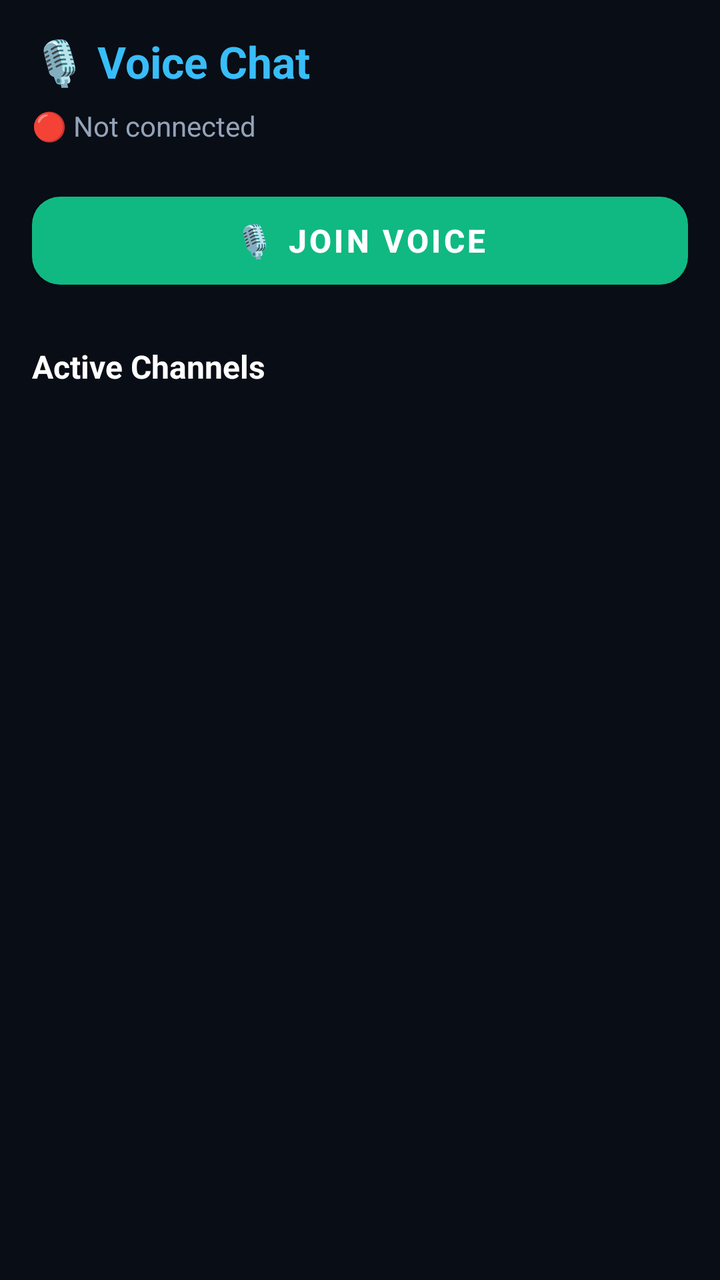
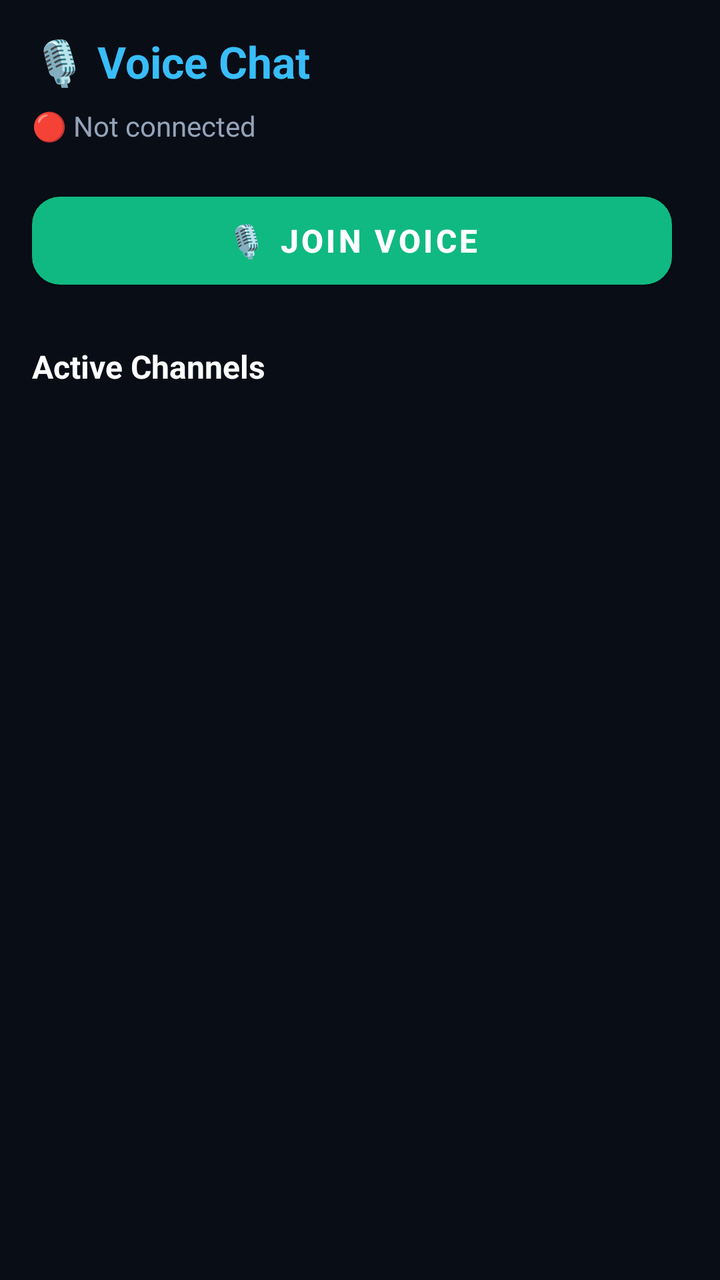

Compare the two renders of this Android layout. The source of the first and the diff that turns it into the second are given below.
<!-- AndroidManifest.xml: activity theme Theme.ZeroStress -->
<!-- res/layout/activity_voice.xml -->
<?xml version="1.0" encoding="utf-8"?>
<LinearLayout xmlns:android="http://schemas.android.com/apk/res/android"
    xmlns:app="http://schemas.android.com/apk/res-auto"
    android:layout_width="match_parent"
    android:layout_height="match_parent"
    android:orientation="vertical"
    android:background="#090d16"
    android:padding="16dp">

    <TextView
        android:layout_width="wrap_content"
        android:layout_height="wrap_content"
        android:text="🎙️ Voice Chat"
        android:textColor="#38bdf8"
        android:textSize="22sp"
        android:textStyle="bold" />

    <TextView
        android:id="@+id/tvVoiceStatus"
        android:layout_width="wrap_content"
        android:layout_height="wrap_content"
        android:text="🔴 Not connected"
        android:textColor="#94a3b8"
        android:textSize="14sp"
        android:layout_marginTop="8dp" />

    <com.google.android.material.button.MaterialButton
        android:id="@+id/btnJoinLeave"
        android:layout_width="match_parent"
        android:layout_height="56dp"
        android:layout_marginTop="20dp"
        android:text="🎙️ Join Voice"
        android:textColor="#ffffff"
        android:textSize="16sp"
        android:textStyle="bold"
        app:backgroundTint="#10b981"
        app:cornerRadius="14dp" />

    <ProgressBar
        android:id="@+id/progressBar"
        android:layout_width="wrap_content"
        android:layout_height="wrap_content"
        android:layout_gravity="center"
        android:layout_marginTop="16dp"
        android:visibility="gone" />

    <TextView
        android:layout_width="wrap_content"
        android:layout_height="wrap_content"
        android:layout_marginTop="24dp"
        android:text="Active Channels"
        android:textColor="#ffffff"
        android:textSize="16sp"
        android:textStyle="bold" />

    <androidx.recyclerview.widget.RecyclerView
        android:id="@+id/rvChannels"
        android:layout_width="match_parent"
        android:layout_height="0dp"
        android:layout_weight="1"
        android:layout_marginTop="8dp" />

</LinearLayout>
<!-- resources referenced by this layout -->
<resources>
  <style name="Theme.ZeroStress" parent="Theme.MaterialComponents.DayNight.NoActionBar">
          <item name="colorPrimary">@color/primary</item>
          <item name="colorPrimaryDark">@color/primary_dark</item>
          <item name="colorAccent">@color/accent</item>
          <item name="android:windowBackground">@color/bg_main</item>
          <item name="android:statusBarColor">@color/bg_main</item>
          <item name="android:navigationBarColor">@color/bg_main</item>
          <item name="android:textColorPrimary">@color/text_primary</item>
          <item name="android:textColorSecondary">@color/text_secondary</item>
      </style>
  <color name="primary">#38bdf8</color>
  <color name="primary_dark">#0ea5e9</color>
  <color name="accent">#10b981</color>
  <color name="bg_main">#090d16</color>
  <color name="text_primary">#f1f5f9</color>
  <color name="text_secondary">#94a3b8</color>
</resources>

<!-- the commit's change to res/layout/activity_voice.xml (unified diff, before → after) -->
@@ -24,17 +24,38 @@
         android:textSize="14sp"
         android:layout_marginTop="8dp" />
 
-    <com.google.android.material.button.MaterialButton
-        android:id="@+id/btnJoinLeave"
+    <LinearLayout
         android:layout_width="match_parent"
-        android:layout_height="56dp"
-        android:layout_marginTop="20dp"
-        android:text="🎙️ Join Voice"
-        android:textColor="#ffffff"
-        android:textSize="16sp"
-        android:textStyle="bold"
-        app:backgroundTint="#10b981"
-        app:cornerRadius="14dp" />
+        android:layout_height="wrap_content"
+        android:orientation="horizontal"
+        android:layout_marginTop="20dp">
+
+        <com.google.android.material.button.MaterialButton
+            android:id="@+id/btnJoinLeave"
+            android:layout_width="0dp"
+            android:layout_height="56dp"
+            android:layout_weight="1"
+            android:layout_marginEnd="8dp"
+            android:text="🎙️ Join Voice"
+            android:textColor="#ffffff"
+            android:textSize="16sp"
+            android:textStyle="bold"
+            app:backgroundTint="#10b981"
+            app:cornerRadius="14dp" />
+
+        <com.google.android.material.button.MaterialButton
+            android:id="@+id/btnMute"
+            android:layout_width="wrap_content"
+            android:layout_height="56dp"
+            android:text="🔇 Mute"
+            android:textColor="#ffffff"
+            android:textSize="14sp"
+            android:textStyle="bold"
+            app:backgroundTint="#475569"
+            app:cornerRadius="14dp"
+            android:visibility="gone" />
+
+    </LinearLayout>
 
     <ProgressBar
         android:id="@+id/progressBar"
